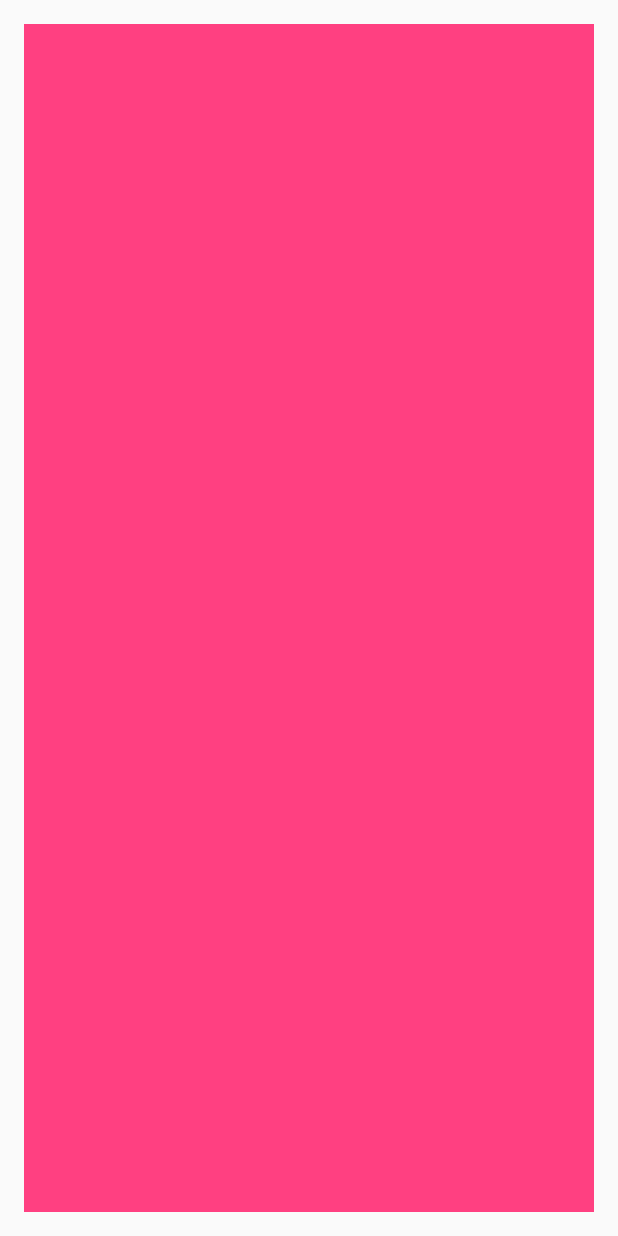
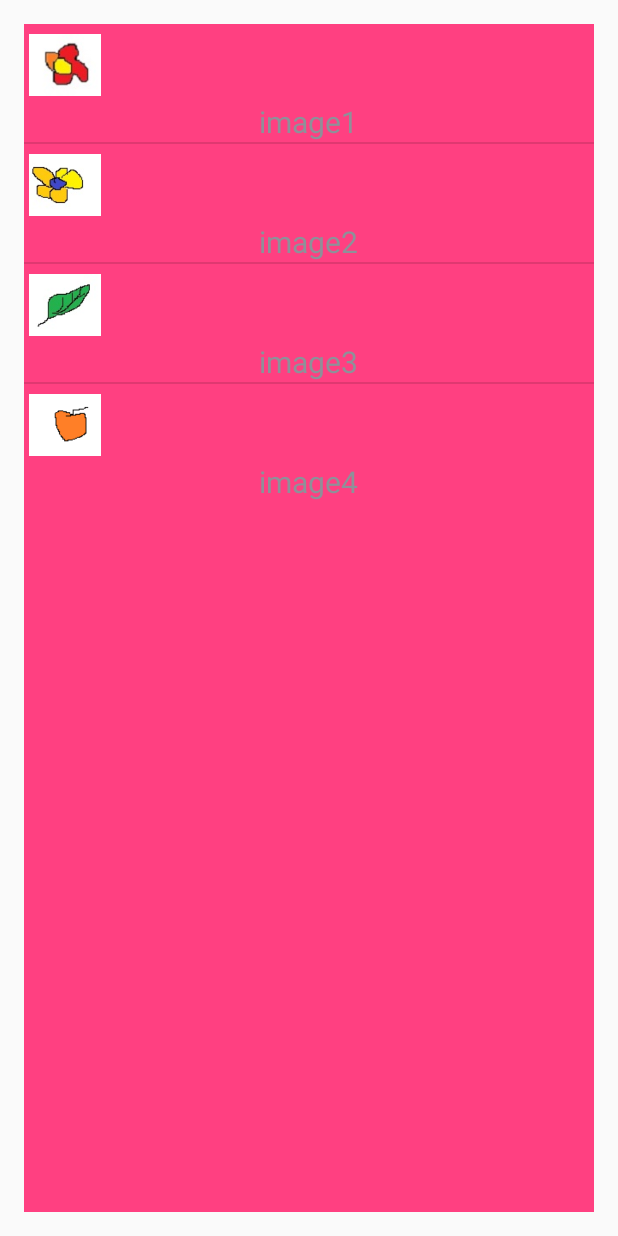
Before and after one commit to thuyhatran/Android_FinalProjectTest, an Android app: the screen it shows after launch (DisplayObjectActivity), after a tap on "LIST ALL OBJECTS", on a phone screen of 412 x 824 dp. Run offline under Robolectric (Android 15) with nearby library versions, the phone set to English and light mode, and no system bars.

Commit message:
Installed static list view for ListAllObjects and ListPickUpObjects

```diff
--- a/app/src/main/java/example/thuya/com/finalproject/Fragments/AllObjectsFragment.java
+++ b/app/src/main/java/example/thuya/com/finalproject/Fragments/AllObjectsFragment.java
@@ -5,7 +5,11 @@ import android.os.Bundle;
 import android.view.LayoutInflater;
 import android.view.View;
 import android.view.ViewGroup;
+import android.widget.ArrayAdapter;
+import android.widget.ListView;
+import android.widget.Toast;
 
+import example.thuya.com.finalproject.ObjectListAdapter;
 import example.thuya.com.finalproject.R;
 
 /**
@@ -13,10 +17,37 @@ import example.thuya.com.finalproject.R;
  */
 
 public class AllObjectsFragment extends Fragment {
-    @Override
+  /*  @Override
     public View onCreateView(LayoutInflater inflater, ViewGroup containner, Bundle saveInstanceState){
         View rootView = inflater.inflate(R.layout.fragment_all_objects, containner, false);
         return rootView;
     }
+*/
+
+    @Override
+    public View onCreateView(LayoutInflater inflater, ViewGroup container, Bundle savedInstanceState) {
+
+        //STEP 1
+         final String[] OBJECTS_LIST =
+                new String[] { "image1", "image2", "image3", "image4"};
+
+        // ArrayList<String> weekForecast = new ArrayList<String>(Arrays.asList(forecastArray));
+
+        //STEP 2 : Adapter
+        //ArrayAdapter adapter = new ArrayAdapter<String>(getActivity(), R.layout.my_textview_container, R.id.textview_item, forecastArray);
+
+        ArrayAdapter   adapter = new ObjectListAdapter(getActivity().getApplicationContext(),OBJECTS_LIST);
+
+        //STEP 3
+        View rootView = inflater.inflate(R.layout.fragment_all_objects, container, false);
+
+        //STEP 4: listView
+        ListView list_view = (ListView) rootView.findViewById(R.id.listView_allObjects);
+
+        //STEP 5:
+        list_view.setAdapter(adapter);
+
+        return rootView;
+    }
 
 }
```
Also changed, not shown: app/src/main/java/example/thuya/com/finalproject/Fragments/PickUpObjectsFragment.java (+22 -0 lines).
